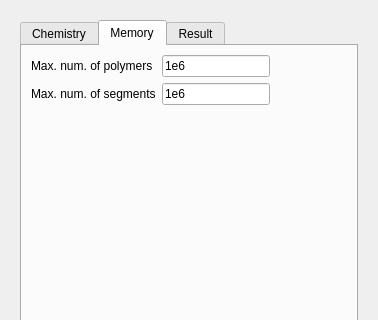
First picture: the form in RepTate/gui/bob_gen_poly.ui, repository jorge-ramirez-upm/RepTate, before the edit; both pictures show x 0 to 378 and y 0 to 320 of the 378 by 533 pixel window.
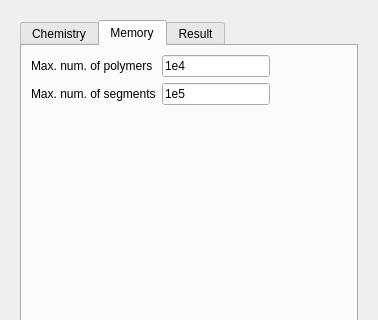
Second picture: the form after the edit. The open tabs and pages were chosen to show the change.

```diff
--- a/RepTate/gui/bob_gen_poly.ui
+++ b/RepTate/gui/bob_gen_poly.ui
@@ -304,7 +304,7 @@
                <set>Qt::ImhDigitsOnly</set>
               </property>
               <property name="text">
-               <string>1e6</string>
+               <string>1e4</string>
               </property>
              </widget>
             </item>
@@ -336,7 +336,7 @@
                <set>Qt::ImhDigitsOnly</set>
               </property>
               <property name="text">
-               <string>1e6</string>
+               <string>1e5</string>
               </property>
              </widget>
             </item>
```
